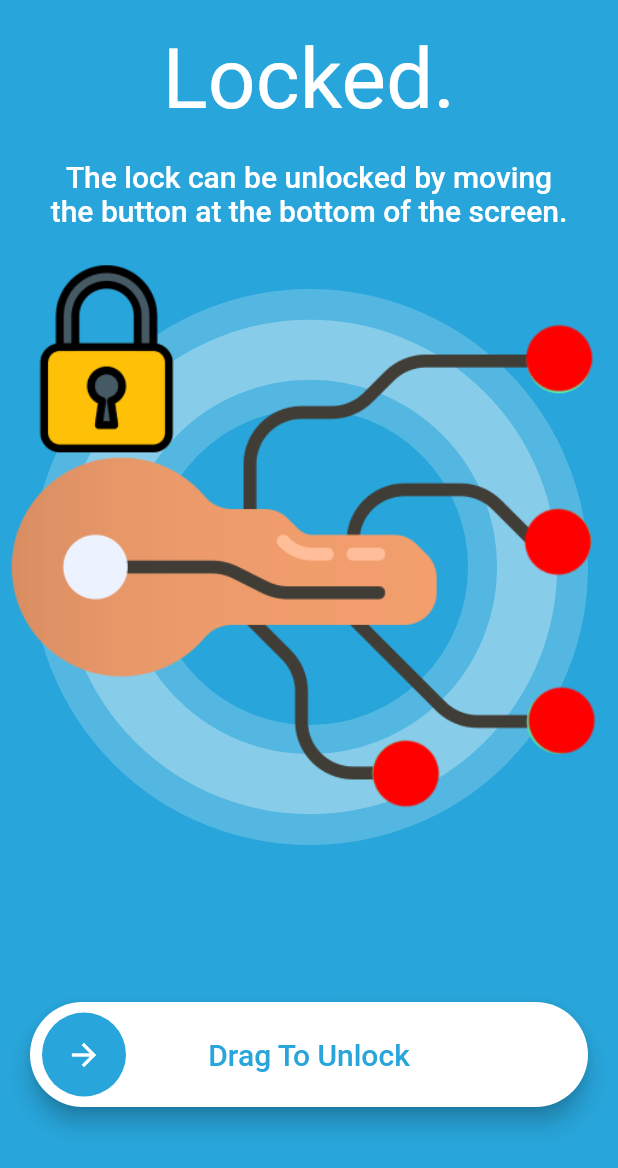
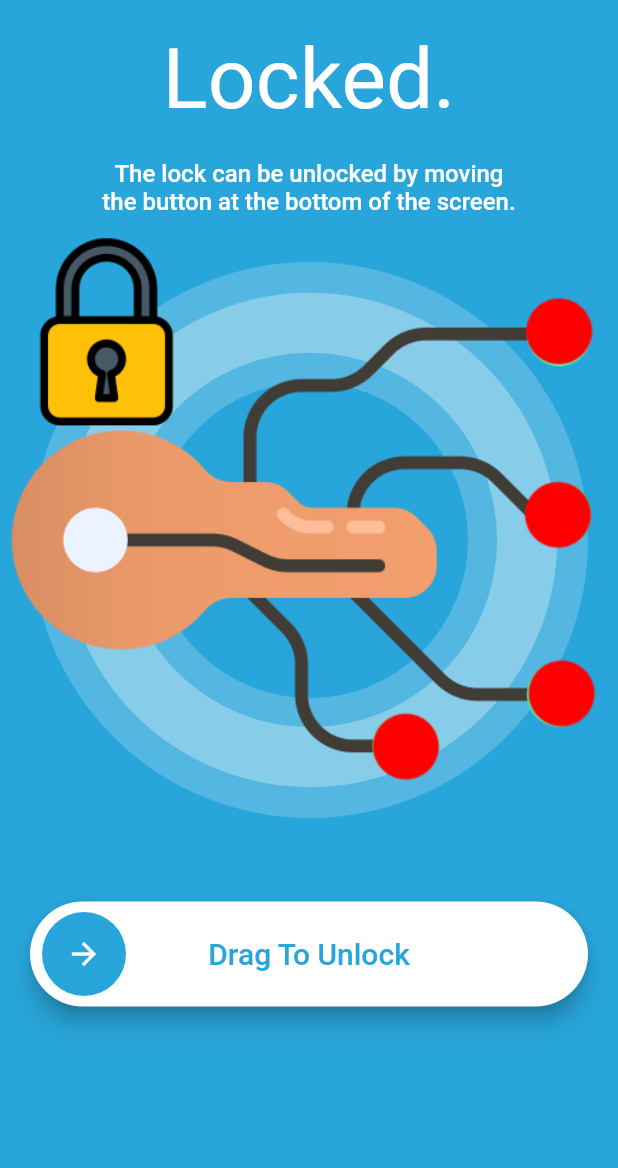
Before and after one commit to ahmedzahran24/Elevator-Flutter-App-master, a Flutter app: the lock screen opened directly, after a tap on "Lock", on a phone screen of 412 x 824 dp. Shown: the top 1168 px of the screen. Run offline on Flutter 3.47's test engine with Material 2 defaults, Android fonts, the phone set to English and light mode, and no system bars; drawn by our look-alikes of slide_to_act; our stand-ins replace animated_splash_screen, cloud_firestore, firebase_auth, firebase_core, flutter_svg, get and 4 more; missing offline and left inert: flutter_mjpeg; accounts and stored records are empty; Roboto replaces fonts that are missing (UbuntuBold).

Commit message:
تعديل حجم صفحة القفل

```diff
--- a/lib/unlouck/screens/getstarted.dart
+++ b/lib/unlouck/screens/getstarted.dart
@@ -75,10 +75,10 @@ class _GetStartedState extends State<GetStarted>
                 style: Theme.of(context)
                     .textTheme
                     .titleLarge!
-                    .merge(const TextStyle(color: Colors.white))),
+                    .merge(const TextStyle(color: Colors.white, fontSize: 16))),
           ),
           const SizedBox(
-            height: 20,
+            height: 10,
           ),
           AnimatedContainer(
             duration: const Duration(seconds: 1),
@@ -163,11 +163,11 @@ class _GetStartedState extends State<GetStarted>
               });
             },
             child: SizedBox(
-              height: 44,
+              height: 10,
             ),
           ),
           const SizedBox(
-            height: 20,
+            height: 5,
           ),
           Builder(
             builder: (context) {
--- a/lib/unlouck/screens/lock.dart
+++ b/lib/unlouck/screens/lock.dart
@@ -71,12 +71,12 @@ class _lockState extends State<lock> with SingleTickerProviderStateMixin {
           Align(
             alignment: Alignment.center,
             child: Text(
-                "Press the lock button to re-lock \nthe elevator and return to the unlock screen.",
+                "Press the lock button to re-lock \nelevator and return to the unlock screen.",
                 textAlign: TextAlign.center,
                 style: Theme.of(context)
                     .textTheme
                     .titleLarge!
-                    .merge(const TextStyle(color: Colors.white))),
+                    .merge(const TextStyle(color: Colors.white, fontSize: 16))),
           ),
           const SizedBox(
             height: 20,
@@ -164,11 +164,11 @@ class _lockState extends State<lock> with SingleTickerProviderStateMixin {
               });
             },
             child: SizedBox(
-              height: 44,
+              height: 10,
             ),
           ),
           const SizedBox(
-            height: 20,
+            height: 5,
           ),
           Align(
             alignment: Alignment.center,
@@ -183,7 +183,7 @@ class _lockState extends State<lock> with SingleTickerProviderStateMixin {
                 );
               },
               child: Container(
-                width: res_width * 0.32,
+                width: res_width * 0.4,
                 decoration: BoxDecoration(
                   borderRadius: BorderRadius.circular(20),
                   gradient: LinearGradient(
```
